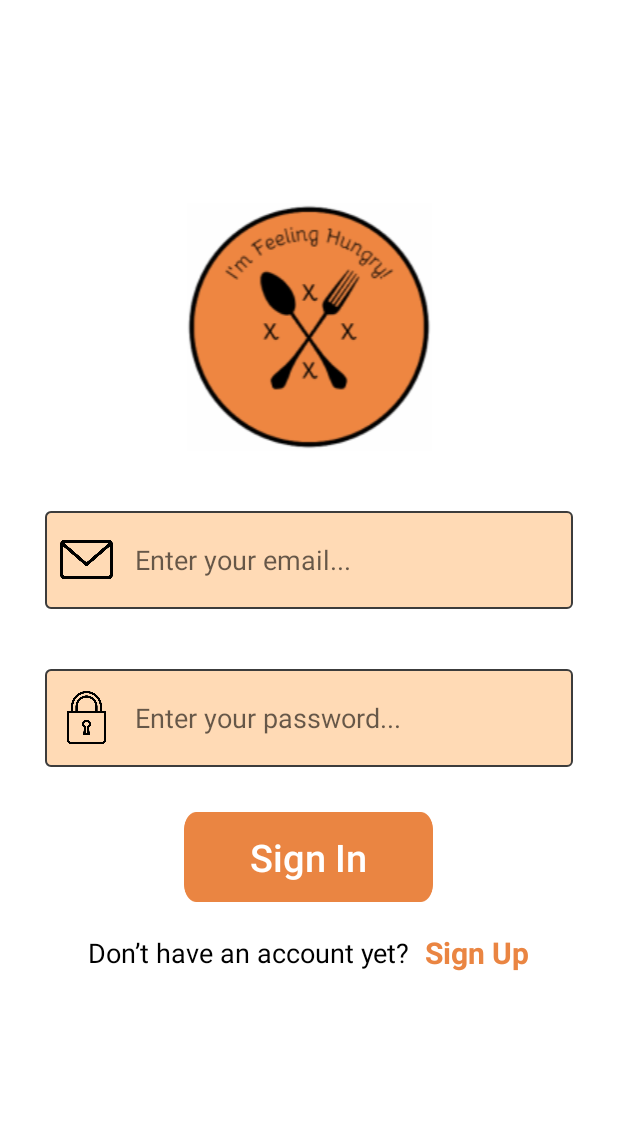
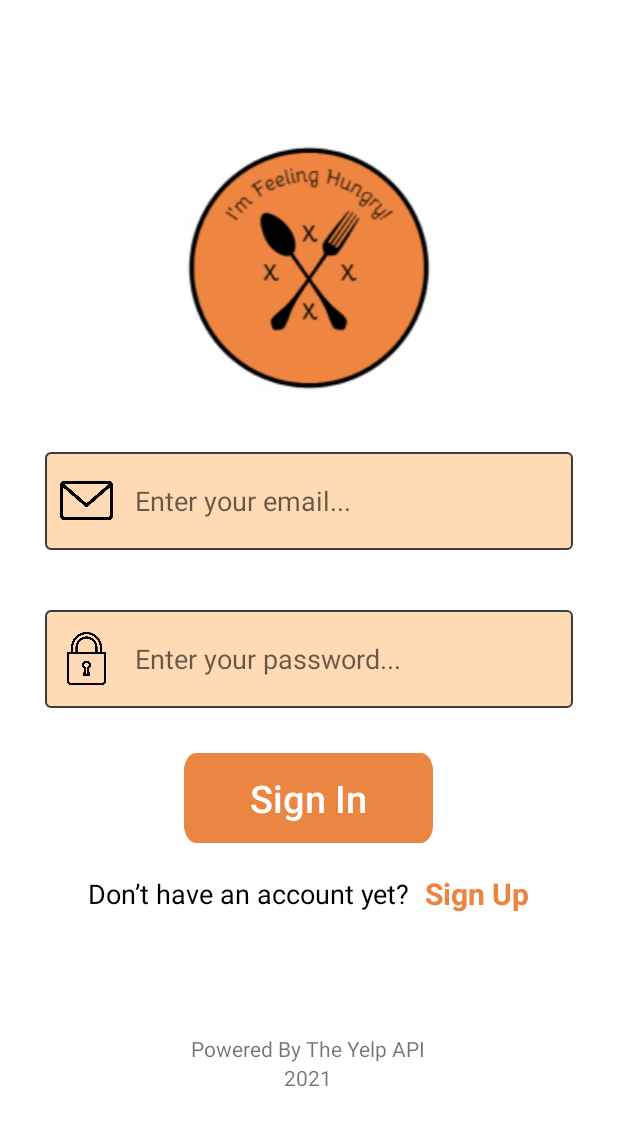
Before and after one commit to FarzanKh/I-Am-Feeling-Hungry, an Android app: the screen it shows after launch (MainActivity), on a phone screen of 412 x 824 dp. Shown: the top 1126 px of the screen. Run offline under Robolectric (Android 15) with nearby library versions, the phone set to English and light mode, and no system bars; our stand-ins replace Firebase (no records; nobody signed in at launch, a user with empty details on screens opened directly).

Commit message:
Added the attribution sentence

```diff
--- a/app/src/main/res/layout/activity_main.xml
+++ b/app/src/main/res/layout/activity_main.xml
@@ -97,6 +97,27 @@
 
     </LinearLayout>
 
+    <LinearLayout
+        android:layout_width="wrap_content"
+        android:layout_height="wrap_content"
+        android:orientation="vertical">
+
+        <TextView
+            android:id="@+id/attributionTV"
+            android:layout_width="wrap_content"
+            android:layout_height="wrap_content"
+            android:layout_marginTop="40dp"
+            android:gravity="center"
+            android:text="Powered By The Yelp API" />
+
+        <TextView
+            android:id="@+id/yearTV"
+            android:layout_width="match_parent"
+            android:layout_height="wrap_content"
+            android:gravity="center"
+            android:text="2021" />
+
+    </LinearLayout>
 
 
 </LinearLayout>
```
